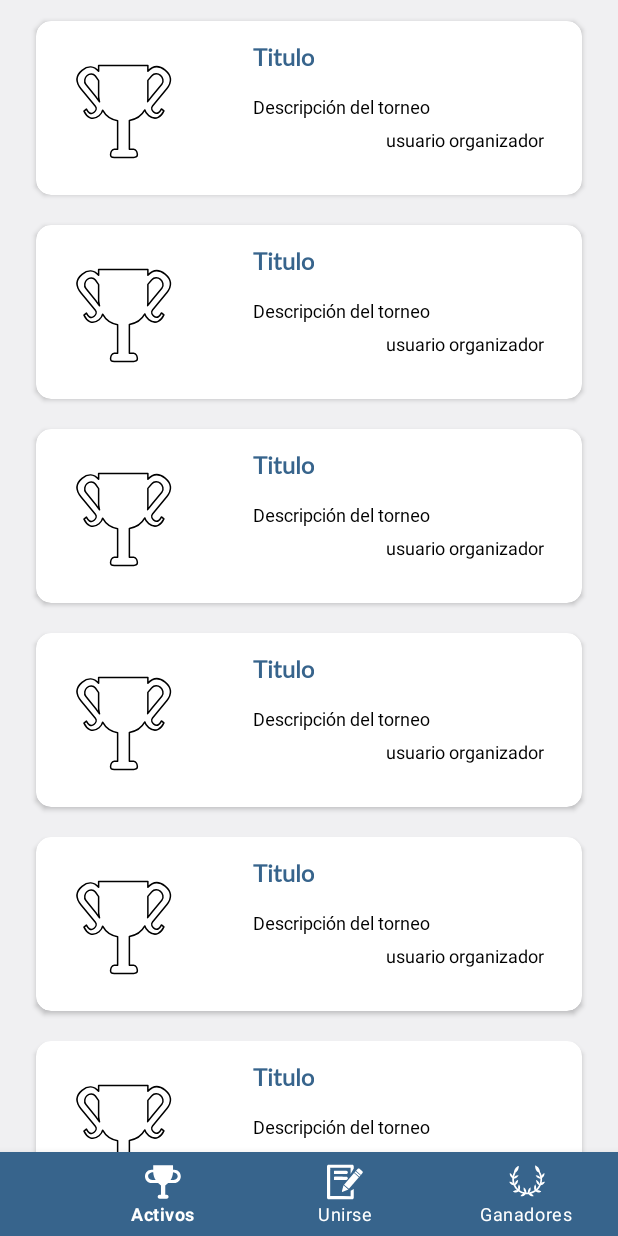
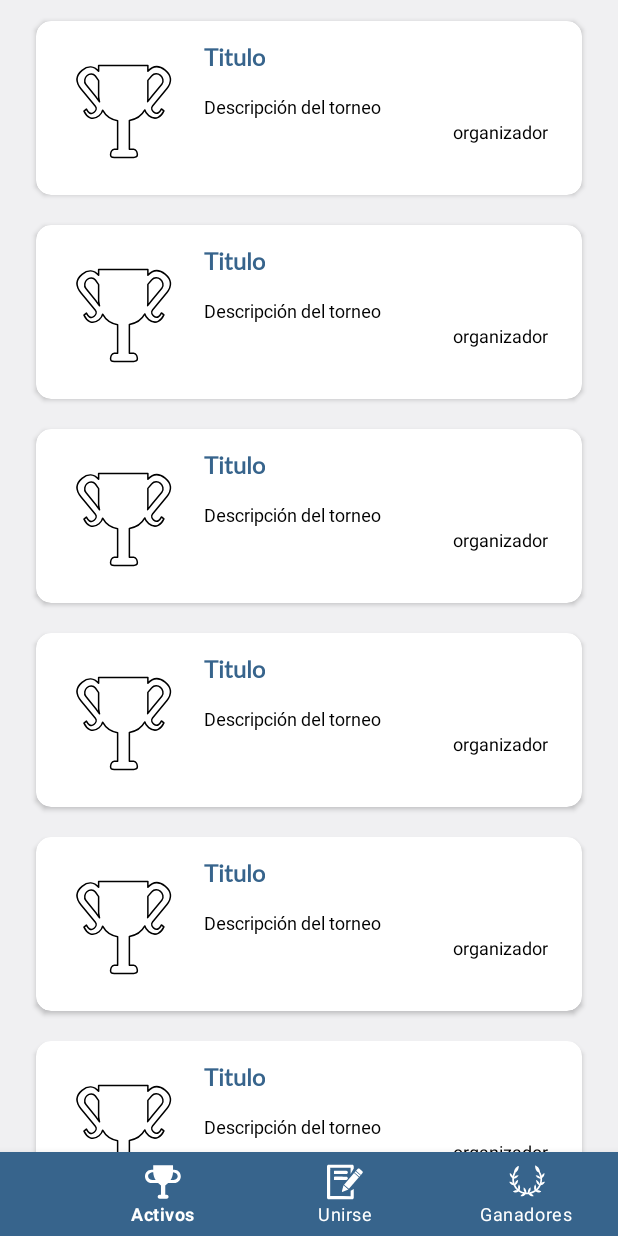
Before and after one commit to Mobile-Heroes/mytournament, an Android app: the layout fragment_feed_destination.xml on its own in the app's theme, with its tools: preview values and no code run, on a phone screen of 412 x 824 dp. Run offline under Robolectric (Android 15) with nearby library versions, the phone set to English and light mode, and no system bars.

Commit message:
fixed feed card info display

```diff
--- a/app/src/main/java/com/mobile/heroes/mytournament/MainActivity.kt
+++ b/app/src/main/java/com/mobile/heroes/mytournament/MainActivity.kt
@@ -103,7 +103,9 @@ class MainActivity : AppCompatActivity() {
                         feedAdapter.notifyDataSetChanged()
 
                         for(i:Int in 0..tournamentList.size-2){
-                            addToList(tournamentList[i].name, tournamentList[i].description, "", R.drawable.ic_tournament_image)
+                            if(tournamentList[i].status == "Active"){
+                                addToList(tournamentList[i].name, tournamentList[i].description, "", R.drawable.ic_tournament_image)
+                            }
                         }
 
                     }
--- a/app/src/main/res/layout/item_feed.xml
+++ b/app/src/main/res/layout/item_feed.xml
@@ -21,14 +21,17 @@
         android:layout_height="match_parent"
         android:padding="4dp">
 
-    <ImageView
-        android:id="@+id/iv_feed_card_image"
-        android:layout_width="100dp"
-        android:layout_height="100dp"
-        android:layout_centerVertical="true"
-        android:layout_margin="4dp"
-        android:src="@drawable/ic_tournament_image"
-        android:scaleType="centerCrop"/>
+        <ImageView
+            android:id="@+id/iv_feed_card_image"
+            android:layout_width="100dp"
+            android:layout_height="100dp"
+            android:layout_centerVertical="true"
+            android:layout_marginStart="4dp"
+            android:layout_marginTop="4dp"
+            android:layout_marginEnd="4dp"
+            android:layout_marginBottom="4dp"
+            android:scaleType="centerCrop"
+            android:src="@drawable/ic_tournament_image" />
 
      <LinearLayout
          android:layout_width="match_parent"
@@ -51,9 +54,10 @@
                  android:textColor="@color/azul"
                  android:textStyle="bold"
                  app:layout_constraintEnd_toEndOf="parent"
+                 app:layout_constraintStart_toStartOf="@+id/tv_feed_card_description"
+                 app:layout_constraintTop_toTopOf="parent"
                  app:layout_constraintHorizontal_bias="0.0"
-                 app:layout_constraintStart_toStartOf="@+id/tv_feed_card_description"
-                 app:layout_constraintTop_toTopOf="parent" />
+                 app:layout_constraintVertical_bias="0.2"/>
 
              <TextView
                  android:id="@+id/tv_feed_card_description"
@@ -65,24 +69,24 @@
                  android:textColor="@color/black"
                  app:layout_constraintBottom_toBottomOf="parent"
                  app:layout_constraintEnd_toEndOf="parent"
-                 app:layout_constraintHorizontal_bias="0.25"
                  app:layout_constraintStart_toStartOf="parent"
                  app:layout_constraintTop_toBottomOf="@+id/tv_feed_card_title"
-                 app:layout_constraintVertical_bias="0.2" />
+                 app:layout_constraintHorizontal_bias="0.0"
+                 app:layout_constraintVertical_bias="0.2"/>
 
              <TextView
                  android:id="@+id/tv_feed_card_user"
                  android:layout_width="wrap_content"
                  android:layout_height="wrap_content"
-                 android:text="usuario organizador"
+                 android:text="organizador"
                  android:textColor="@color/black"
                  android:textSize="12sp"
                  app:layout_constraintBottom_toBottomOf="parent"
                  app:layout_constraintEnd_toEndOf="parent"
                  app:layout_constraintStart_toStartOf="parent"
                  app:layout_constraintTop_toBottomOf="@+id/tv_feed_card_description"
-                 app:layout_constraintHorizontal_bias="0.85"
-                 app:layout_constraintVertical_bias="0.2" />
+                 app:layout_constraintHorizontal_bias="0.9"
+                 app:layout_constraintVertical_bias="0.0" />
 
          </androidx.constraintlayout.widget.ConstraintLayout>
 
```
